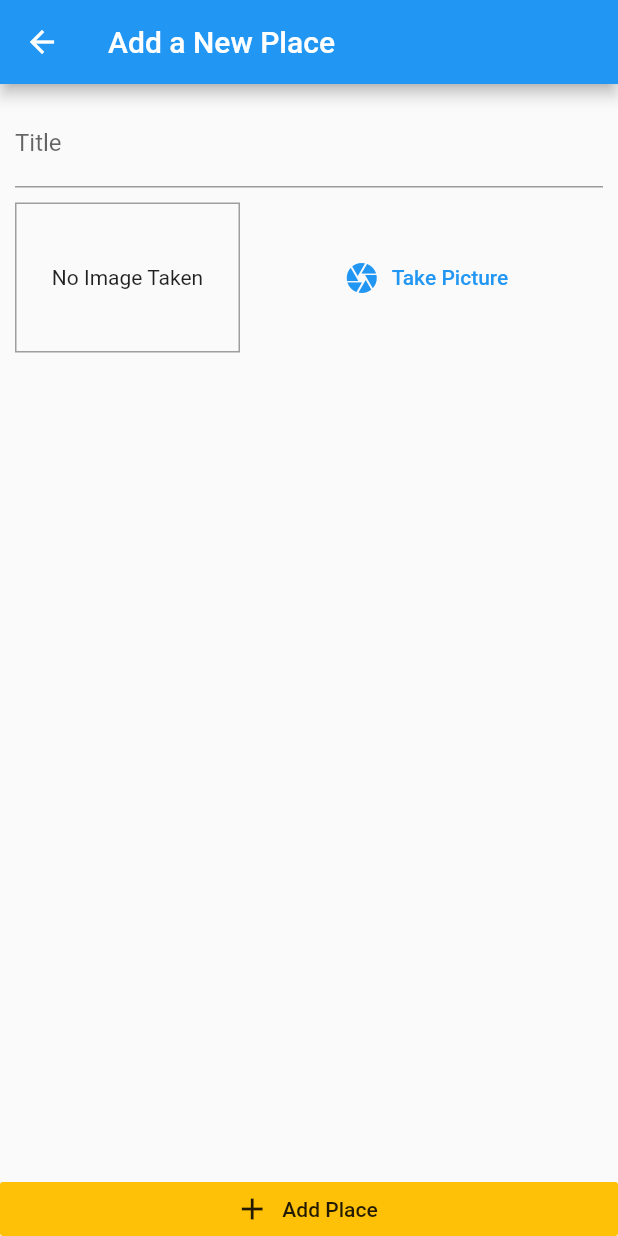
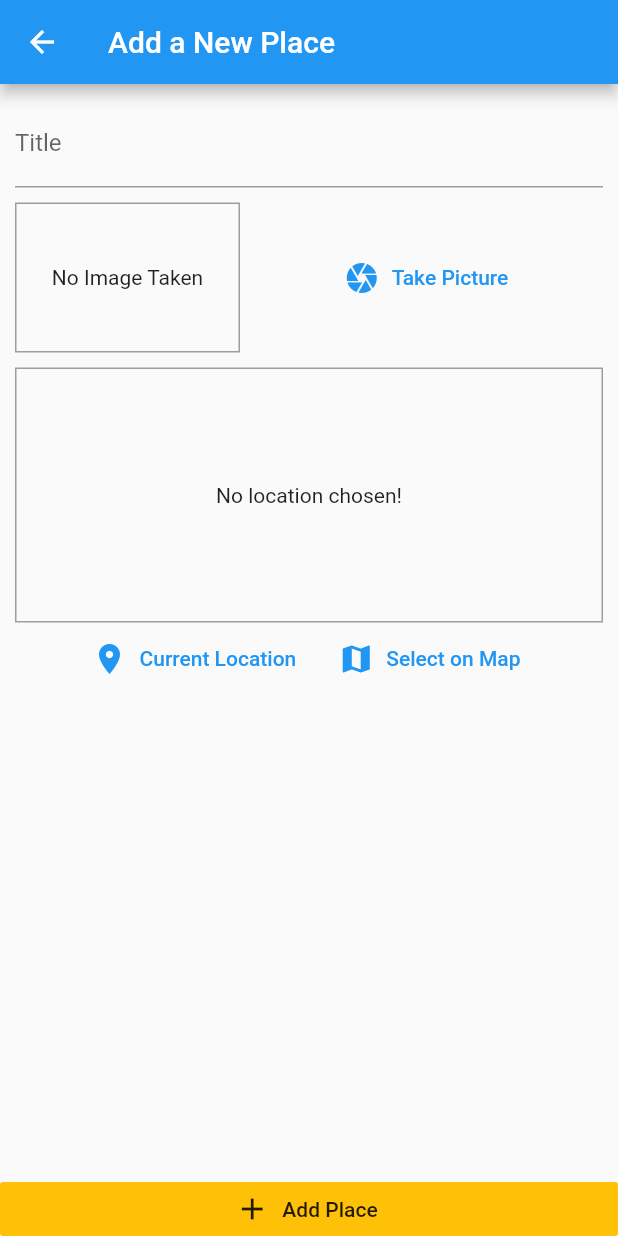
Before and after one commit to simran1901/Great-Places, a Flutter app: the screen it shows after launch, after a tap on the "add" icon, on a phone screen of 412 x 824 dp. Run offline on Flutter 3.47's test engine with Material 2 defaults, Android fonts, the phone set to English and light mode, and no system bars; our stand-ins replace image_picker, sqflite; accounts and stored records are empty.

Commit message:
adding location input

```diff
--- a/lib/helpers/db_helper.dart
+++ b/lib/helpers/db_helper.dart
@@ -9,7 +9,7 @@ class DBHelper {
       path.join(dbPath, 'places.db'),
       onCreate: (db, version) {
         return db.execute(
-          'CREATE TABLE user_places{id TEXT PRIMARY KEY, title TEXT, image TEXT}',
+          'CREATE TABLE user_places(id TEXT PRIMARY KEY, title TEXT, image TEXT)',
         );
       },
       version: 1,
--- a/lib/screens/add_place_screen.dart
+++ b/lib/screens/add_place_screen.dart
@@ -5,6 +5,7 @@ import 'package:provider/provider.dart';
 
 import '../widgets/image_input.dart';
 import '../providers/great_places.dart';
+import '../widgets/location_input.dart';
 
 class AddPlaceScreen extends StatefulWidget {
   static const routeName = '/add-place';
@@ -52,6 +53,8 @@ class _AddPlaceScreenState extends State<AddPlaceScreen> {
                     ),
                     SizedBox(height: 10),
                     ImageInput(_selectImage),
+                    SizedBox(height: 10),
+                    LocationInput(),
                   ],
                 ),
               ),
--- /dev/null
+++ b/lib/widgets/location_input.dart
@@ -0,0 +1,56 @@
+import 'package:flutter/material.dart';
+
+class LocationInput extends StatefulWidget {
+  @override
+  _LocationInputState createState() => _LocationInputState();
+}
+
+class _LocationInputState extends State<LocationInput> {
+  String _previewImageUrl;
+
+  @override
+  Widget build(BuildContext context) {
+    return Column(
+      children: <Widget>[
+        Container(
+          height: 170,
+          width: double.infinity,
+          alignment: Alignment.center,
+          decoration: BoxDecoration(
+            border: Border.all(
+              width: 1,
+              color: Colors.grey,
+            ),
+          ),
+          child: _previewImageUrl == null
+              ? Text(
+                  'No location chosen!',
+                  textAlign: TextAlign.center,
+                )
+              : Image.network(
+                  _previewImageUrl,
+                  fit: BoxFit.cover,
+                  width: double.infinity,
+                ),
+        ),
+        Row(
+          mainAxisAlignment: MainAxisAlignment.center,
+          children: <Widget>[
+            FlatButton.icon(
+              icon: Icon(Icons.location_on),
+              label: Text('Current Location'),
+              textColor: Theme.of(context).primaryColor,
+              onPressed: () {},
+            ),
+            FlatButton.icon(
+              icon: Icon(Icons.map),
+              label: Text('Select on Map'),
+              textColor: Theme.of(context).primaryColor,
+              onPressed: () {},
+            ),
+          ],
+        ),
+      ],
+    );
+  }
+}
```
Also changed, not shown: pubspec.lock, 1 other file.
